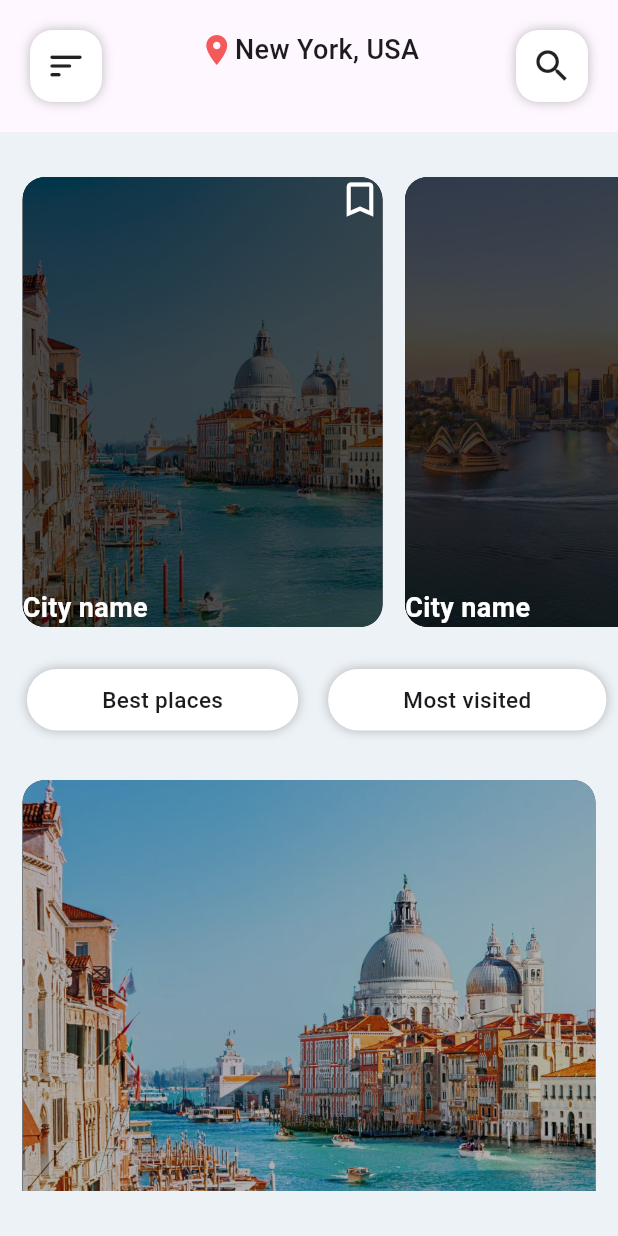
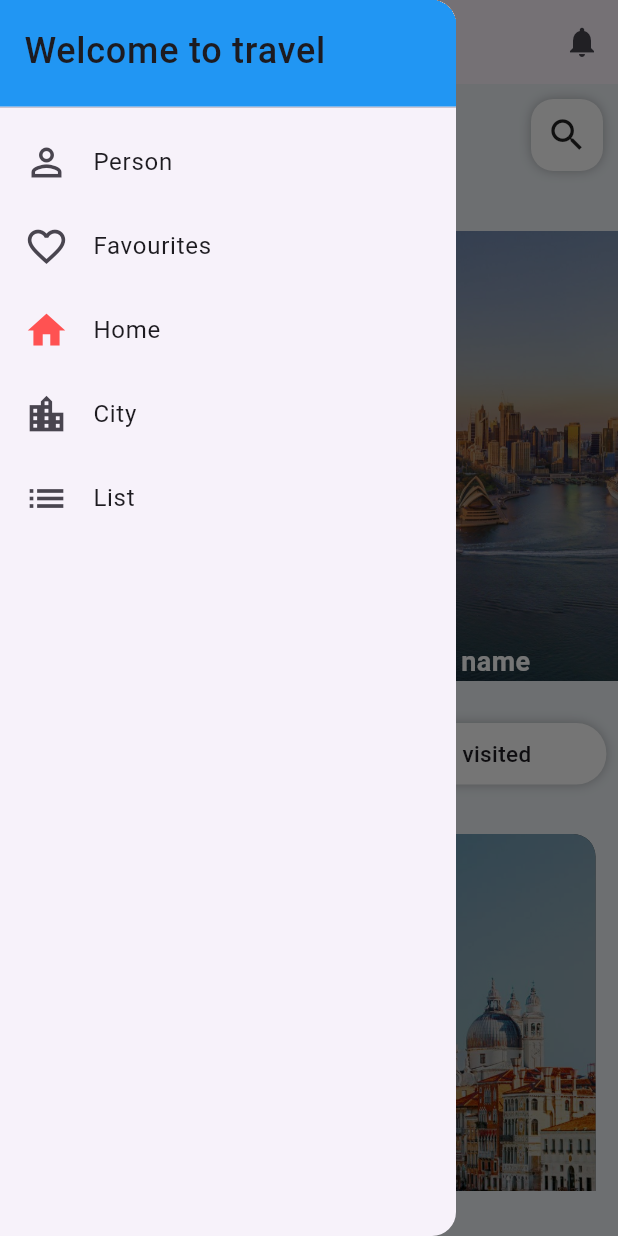
Before and after one commit to Narimannmn/Cross_platform_Travel_app, a Flutter app: the HomePage screen opened directly, with the side drawer open (before the commit the screen has no drawer), on a phone screen of 412 x 824 dp. Run offline on Flutter 3.47's test engine with Material 3 defaults, Android fonts, the phone set to English and light mode, and no system bars.

Commit message:
improved user interface and added drawer

```diff
--- a/lib/main.dart
+++ b/lib/main.dart
@@ -1,5 +1,7 @@
 import 'package:flutter/material.dart';
 import 'package:flutter/services.dart';
+import 'package:mid/screens/home_screen.dart';
+import 'package:mid/screens/post_screen.dart';
 import './screens/welcome_screen.dart';
 
 void main() {
@@ -25,7 +27,7 @@ class MyAppState extends State<MyApp> {
       theme: ThemeData(
         scaffoldBackgroundColor: Color(0xFFEDF2F6),
       ),
-      home: WelcomeScreen(), // Assuming WelcomeScreen is a Widget
+      home: WelcomeScreen(),
     );
   }
 }
--- a/lib/screens/home_screen.dart
+++ b/lib/screens/home_screen.dart
@@ -1,7 +1,9 @@
 // ignore_for_file: prefer_const_constructors, prefer_const_literals_to_create_immutables, must_be_immutable
+import 'package:flutter/material.dart';
+import 'package:mid/screens/post_screen.dart';
+import 'package:mid/widgets/drawer.dart';
+import '../widgets/home_app_bar.dart';
 
-import 'package:flutter/material.dart';
-import '../widgets/home_app_bar.dart';
 class HomePage extends StatelessWidget {
   var category = [
     'Best places',
@@ -17,15 +19,31 @@ class HomePage extends StatelessWidget {
   @override
   Widget build(BuildContext context) {
     return Scaffold(
-      appBar: PreferredSize(
+      appBar: AppBar(
+        title: const Text('Travel agency'),
+        actions: [
+          IconButton(
+            icon: const Icon(Icons.notifications),
+            onPressed: () {
+              // Add your notification icon functionality here
+            },
+          ),
+        ],
+      ),
+      drawer: MainDrawer(),
+
+      body: Column(
+        children: [
+          PreferredSize(
             preferredSize: Size.fromHeight(90.0),
             child: HomeAppBar(),
           ),
-      body: SafeArea(
+          Expanded(
+            child: SafeArea(
               child: Padding(
                 padding: EdgeInsets.symmetric(vertical: 30),
                 child: ListView(
-            children: [ // Wrap your Column in a ListView
+                  children: [
                     Column(
                       children: [
                         SizedBox(
@@ -34,7 +52,9 @@ class HomePage extends StatelessWidget {
                             scrollDirection: Axis.horizontal,
                             itemCount: 6,
                             itemBuilder: (context, index) => InkWell(
-                        onTap: () {},
+                              onTap: () {
+
+                              },
                               child: Container(
                                 width: 240,
                                 margin: EdgeInsets.only(left: 15),
@@ -42,12 +62,10 @@ class HomePage extends StatelessWidget {
                                   color: Colors.black,
                                   borderRadius: BorderRadius.circular(15),
                                   image: DecorationImage(
-                              image: AssetImage("assets/city${index + 1}.jpg"),
+                                    image: AssetImage(
+                                        "assets/city${index + 1}.jpg"),
                                     fit: BoxFit.cover,
-                              colorFilter: ColorFilter.mode(
-                                Colors.black.withOpacity(0.7),
-                                BlendMode.srcOver,
-                              ),
+                                    opacity: 0.7,
                                   ),
                                 ),
                                 child: Column(
@@ -89,8 +107,10 @@ class HomePage extends StatelessWidget {
                               children: [
                                 for (int i = 0; i < 6; i++)
                                   Container(
-                              margin: EdgeInsets.symmetric(horizontal: 10),
-                              padding: EdgeInsets.fromLTRB(50, 10, 50, 10),
+                                    margin:
+                                        EdgeInsets.symmetric(horizontal: 10),
+                                    padding:
+                                        EdgeInsets.fromLTRB(50, 10, 50, 10),
                                     decoration: BoxDecoration(
                                       color: Colors.white,
                                       borderRadius: BorderRadius.circular(20),
@@ -113,66 +133,88 @@ class HomePage extends StatelessWidget {
                             ),
                           ),
                         ),
-                  SizedBox(height: 10,),
+                        SizedBox(
+                          height: 10,
+                        ),
                         ListView.builder(
                             physics: NeverScrollableScrollPhysics(),
                             itemCount: 6,
                             shrinkWrap: true,
-                    itemBuilder: (BuildContext context,int index) {
+                            itemBuilder: (BuildContext context, int index) {
                               return Padding(
                                 padding: EdgeInsets.all(15),
                                 child: Column(
                                   children: [
                                     InkWell(
-                              onTap: () => {},
+                                      onTap: () {
+                                         Navigator.push(context, MaterialPageRoute(builder: (context)=>(PostScreen())));
+                                      },
                                       child: Container(
                                         height: 300,
                                         decoration: BoxDecoration(
                                           color: Colors.black,
-                                  borderRadius: BorderRadius.circular(15),
+                                          borderRadius:
+                                              BorderRadius.circular(15),
                                           image: DecorationImage(
-                                    image: AssetImage("assets/city${index + 1}.jpg"),
+                                              image: AssetImage(
+                                                  "assets/city${index + 1}.jpg"),
                                               fit: BoxFit.cover,
-                                    opacity: 0.7
-                                    )
+                                              opacity: 0.7),
                                         ),
                                       ),
                                     ),
                                     Padding(
                                       padding: EdgeInsets.only(top: 10),
                                       child: Row(
-                                mainAxisAlignment: MainAxisAlignment.spaceBetween,
+                                        mainAxisAlignment:
+                                            MainAxisAlignment.spaceBetween,
                                         children: [
-                                  Text("City Name",
+                                          Text(
+                                            "City Name",
                                             style: TextStyle(
                                               fontSize: 20,
                                               fontWeight: FontWeight.w600,
                                             ),
                                           ),
-                                  Icon(Icons.more_vert, size: 30,)
+                                          Icon(
+                                            Icons.more_vert,
+                                            size: 30,
+                                          )
                                         ],
                                       ),
                                     ),
-                            SizedBox(height: 5,),
+                                    SizedBox(
+                                      height: 5,
+                                    ),
                                     Row(
                                       children: [
-                                Icon(Icons.star, color: Colors.amber,size: 20,),
-                                Text('4.5',
-                                  style: TextStyle(fontWeight: FontWeight.w500),
+                                        Icon(
+                                          Icons.star,
+                                          color: Colors.amber,
+                                          size: 20,
+                                        ),
+                                        Text(
+                                          '4.5',
+                                          style: TextStyle(
+                                              fontWeight: FontWeight.w500),
                                         )
                                       ],
                                     ),
                                   ],
                                 ),
                               );
-                    }
-                  ),
+                            }),
                       ],
                     ),
                   ],
                 ),
               ),
             ),
+          ),
+        ],
+      ),
+
+      //bottomNavigationBar: HomeBottomBar(),
     );
   }
 }
--- /dev/null
+++ b/lib/widgets/drawer.dart
@@ -0,0 +1,58 @@
+import 'package:flutter/material.dart';
+
+class MainDrawer extends StatelessWidget {
+  @override
+  Widget build(BuildContext context) {
+    return Drawer(
+      child: ListView(
+        padding: EdgeInsets.zero,
+        children: [
+          Container(
+            height: 80,
+            child: DrawerHeader(
+              decoration: BoxDecoration(
+                color: Colors.blue,
+              ),
+              child: Text('Welcome to travel agency', style: TextStyle(fontSize: 24, fontWeight: FontWeight.w500),),
+            ),
+          ),
+          ListTile(
+            leading: Icon(Icons.person_outline, size: 30),
+            title: Text('Person'),
+            onTap: () {
+              Navigator.pop(context);
+            },
+          ),
+          ListTile(
+            leading: Icon(Icons.favorite_outline, size: 30),
+            title: Text('Favourites'),
+            onTap: () {
+              Navigator.pop(context);
+            },
+          ),
+          ListTile(
+            leading: Icon(Icons.home, size: 30, color: Colors.redAccent),
+            title: Text('Home'),
+            onTap: () {
+              Navigator.pop(context);
+            },
+          ),
+          ListTile(
+            leading: Icon(Icons.location_city_outlined, size: 30),
+            title: Text('City'),
+            onTap: () {
+              Navigator.pop(context);
+            },
+          ),
+          ListTile(
+            leading: Icon(Icons.list, size: 30),
+            title: Text('List'),
+            onTap: () {
+              Navigator.pop(context);
+            },
+          ),
+        ],
+      ),
+    );
+  }
+}
--- a/lib/widgets/home_app_bar.dart
+++ b/lib/widgets/home_app_bar.dart
@@ -1,22 +1,20 @@
-// ignore_for_file: prefer_const_constructors, prefer_const_literals_to_create_immutables
+// ignore_for_file: prefer_const_constructors, prefer_const_literals_to_create_immutables, use_key_in_widget_constructors
 
 import 'package:flutter/material.dart';
 
 class HomeAppBar extends StatelessWidget {
-  const HomeAppBar({super.key});
+  const HomeAppBar({Key? key});
 
   @override
   Widget build(BuildContext context) {
-    return Material(
-      child: Padding(
-        padding: const EdgeInsets.all(20),
+    return Padding(
+      padding: const EdgeInsets.all(10),
       child: Row(
         mainAxisAlignment: MainAxisAlignment.spaceBetween,
-           crossAxisAlignment:CrossAxisAlignment.start,
         children: [
           InkWell(
             onTap: () {
-
+              // Add your sort icon functionality here
             },
             child: Container(
               padding: const EdgeInsets.all(10),
@@ -38,23 +36,22 @@ class HomeAppBar extends StatelessWidget {
           ),
           Row(
             children: [
-                Icon(Icons.location_on, color: Color(0xFFF65959),),
+              Icon(Icons.location_on, color: Color(0xFFF65959)),
               Text(
                 "New York, USA",
                 style: TextStyle(
-                    fontSize: 18,
                   fontWeight: FontWeight.w500,
                 ),
-                )
+              ),
             ],
           ),
           InkWell(
             onTap: () => {},
             child: Container(
-                padding: EdgeInsets.all(10),
+              padding: const EdgeInsets.all(10),
               decoration: BoxDecoration(
                 color: Colors.white,
-                  boxShadow: [
+                boxShadow: const [
                   BoxShadow(
                     color: Colors.black26,
                     blurRadius: 6
@@ -62,12 +59,11 @@ class HomeAppBar extends StatelessWidget {
                 ],
                 borderRadius: BorderRadius.circular(15),
               ),
-                child: Icon(Icons.search,size: 28,),
+              child: const Icon(Icons.search,size: 28,),
             ),
           ),
         ],
       ),
-      ),
     );
   }
 }
--- a/pubspec.yaml
+++ b/pubspec.yaml
@@ -28,6 +28,7 @@ environment:
 # the latest version available on pub.dev. To see which dependencies have newer
 # versions available, run `flutter pub outdated`.
 dependencies:
+
   flutter:
     sdk: flutter
 
@@ -35,6 +36,7 @@ dependencies:
   # The following adds the Cupertino Icons font to your application.
   # Use with the CupertinoIcons class for iOS style icons.
   cupertino_icons: ^1.0.6
+
 
 dev_dependencies:
   flutter_test:
```
Also changed, not shown: lib/screens/post_screen.dart (added, +31 -0 lines), lib/widgets/post_app_bar.dart (added, +55 -0 lines), lib/widgets/post_bottom_bar.dart (added, +177 -0 lines). Lines whose indentation alone changed are shown as unchanged.
